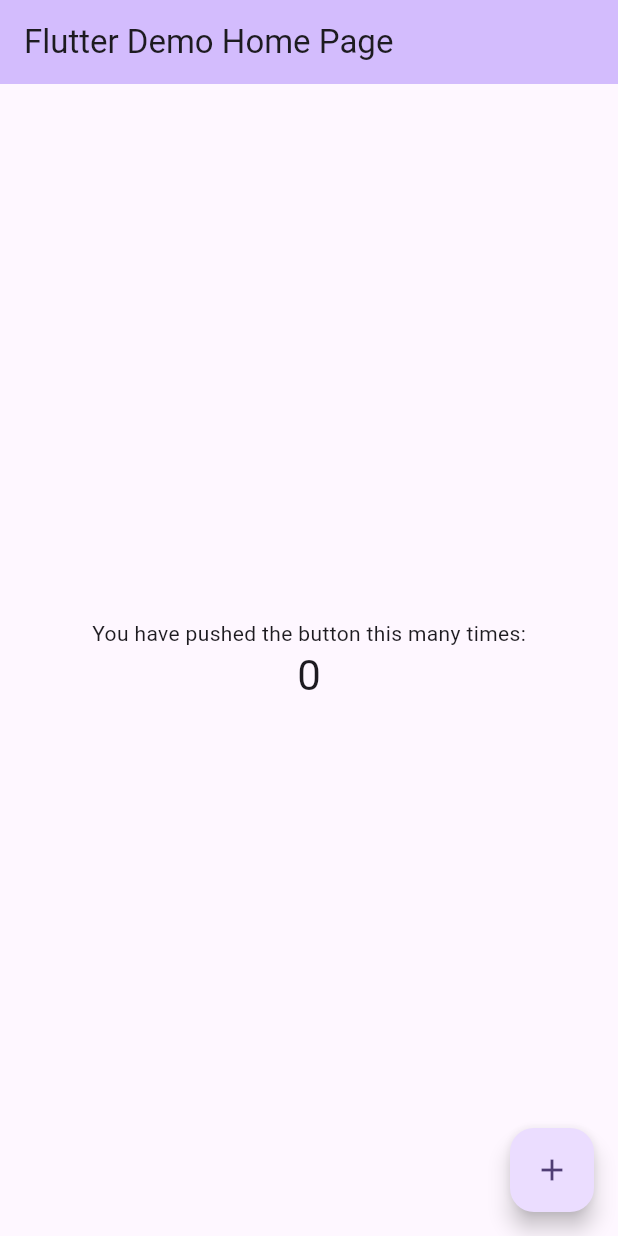
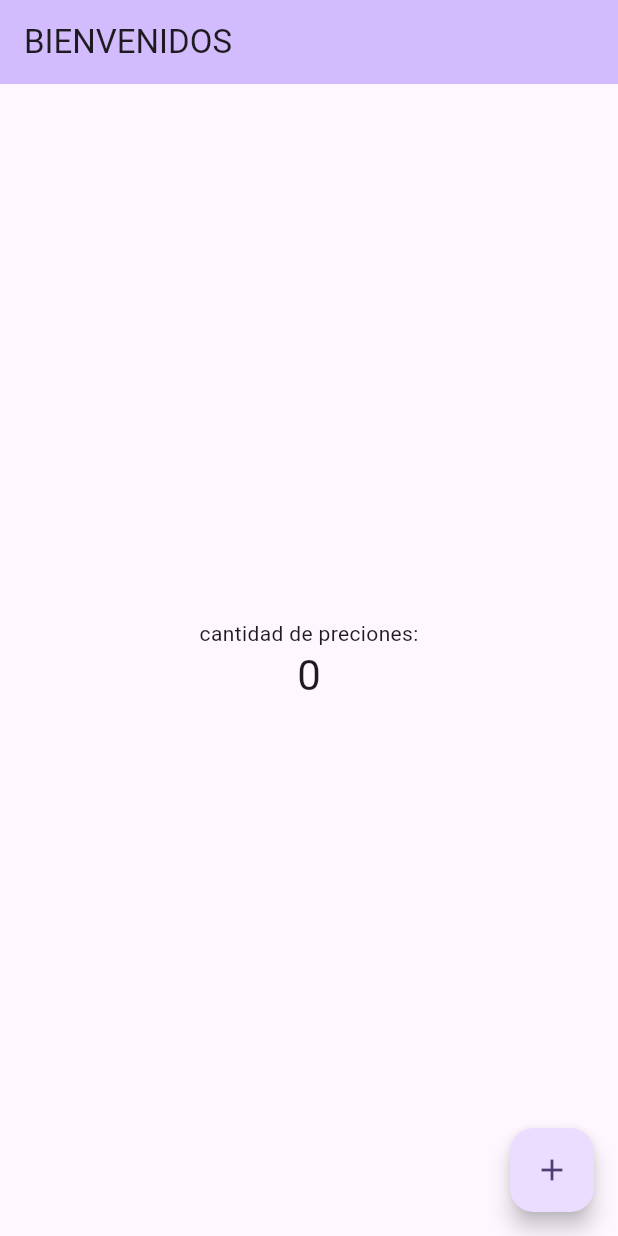
Before and after one commit to lizethcano/FLUTTER_APP, a Flutter app: the screen it shows after launch, on a phone screen of 412 x 824 dp. Run offline on Flutter 3.47's test engine with Material 2 defaults, Android fonts, the phone set to English and light mode, and no system bars.

Commit message:
guardando en git

```diff
--- a/flutter_application_1/lib/main.dart
+++ b/flutter_application_1/lib/main.dart
@@ -11,6 +11,7 @@
   @override
   Widget build(BuildContext context) {
     return MaterialApp(
+      debugShowCheckedModeBanner: false,
       title: 'Flutter Demo',
       theme: ThemeData(
         // This is the theme of your application.
@@ -31,7 +32,7 @@
         colorScheme: ColorScheme.fromSeed(seedColor: Colors.deepPurple),
         useMaterial3: true,
       ),
-      home: const MyHomePage(title: 'Flutter Demo Home Page'),
+      home: const MyHomePage(title: 'BIENVENIDOS'),
     );
   }
 }
@@ -106,7 +107,7 @@
           mainAxisAlignment: MainAxisAlignment.center,
           children: <Widget>[
             const Text(
-              'You have pushed the button this many times:',
+              'cantidad de preciones:',
             ),
             Text(
               '$_counter',
```
